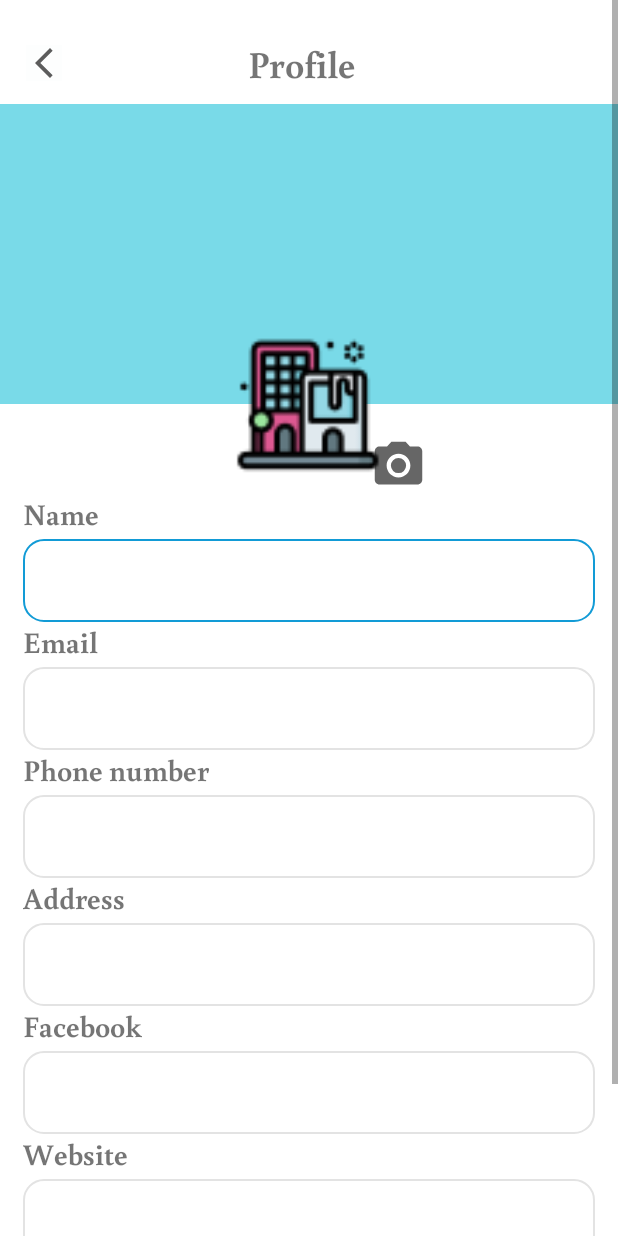
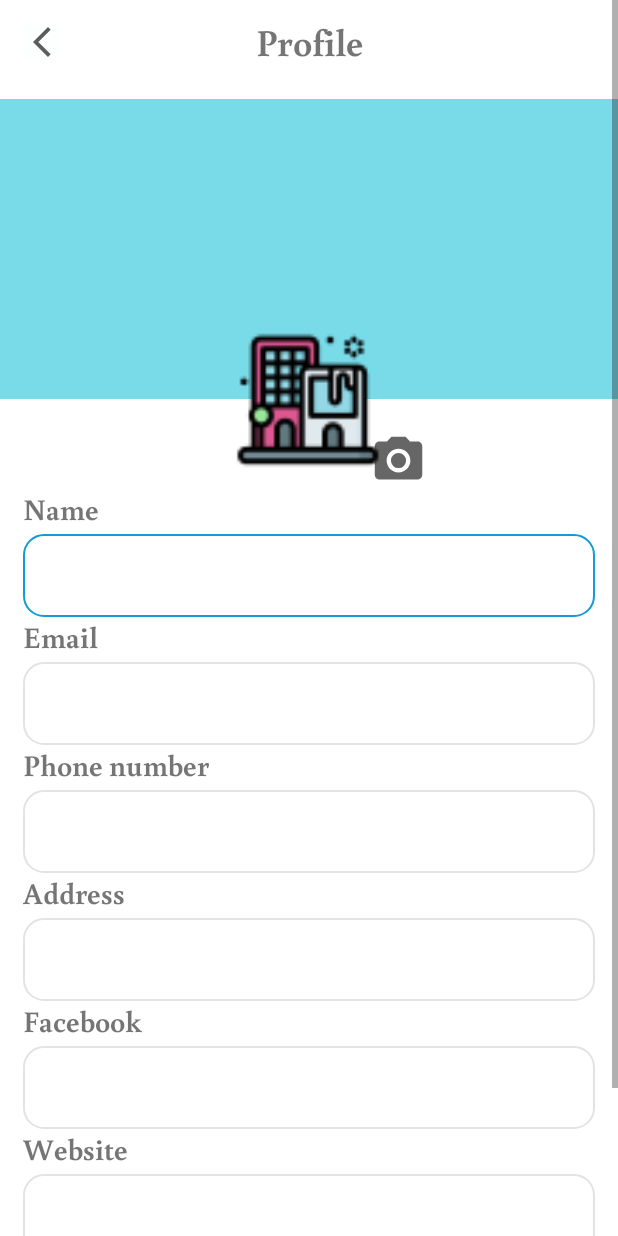
Before and after one commit to hungmai2411/UitTripPartner, an Android app: the EditPartnerProfileActivity screen opened directly, with no data from a screen before it, on a phone screen of 412 x 824 dp. Run offline under Robolectric (Android 15) with nearby library versions, the phone set to English and light mode, and no system bars; our stand-ins replace Firebase (no records; nobody signed in at launch, a user with empty details on screens opened directly); libraries missing offline, so code that uses them is left out: vn.thanguit.toastperfect.

Commit message:
fix edit partner's profile

```diff
--- a/app/src/main/res/layout/activity_edit_partner_profile.xml
+++ b/app/src/main/res/layout/activity_edit_partner_profile.xml
@@ -9,37 +9,22 @@
         android:layout_height="match_parent"
         tools:context=".activities.EditPartnerProfileActivity"
         android:orientation="vertical">
-        <LinearLayout
-            android:weightSum="2"
+        <androidx.appcompat.widget.Toolbar
             android:layout_width="match_parent"
-            android:layout_height="wrap_content"
-            android:orientation="horizontal">
-            <LinearLayout
-                android:layout_weight="1.2"
-                android:layout_width="match_parent"
-                android:layout_height="wrap_content"
-                android:orientation="vertical">
+            android:layout_height="wrap_content">
             <ImageButton
-                    android:layout_marginLeft="17dp"
-                    android:layout_marginTop="30dp"
+                android:src="@drawable/ic_action_back"
                 android:background="@color/background"
-                    android:src="@drawable/ic_action_back"
                 android:layout_width="wrap_content"
                 android:layout_height="wrap_content"/>
-            </LinearLayout>
-            <LinearLayout
-                android:layout_weight="1"
-                android:layout_width="match_parent"
-                android:layout_height="wrap_content">
             <TextView
-                    android:layout_marginTop="25dp"
+                android:fontFamily="@font/buenard_bold"
                 android:textSize="25sp"
+                android:text="Profile"
+                android:layout_gravity="center"
                 android:layout_width="wrap_content"
-                    android:layout_height="wrap_content"
-                    android:fontFamily="@font/buenard_bold"
-                    android:text="Profile" />
-            </LinearLayout>
-        </LinearLayout>
+                android:layout_height="wrap_content"/>
+        </androidx.appcompat.widget.Toolbar>
         <RelativeLayout
             android:id="@+id/imgCover"
             android:layout_marginTop="10dp"
```
Also changed, not shown: app/src/main/java/com/uittrippartner/activities/EditPartnerProfileActivity.java (+20 -1 lines). Lines whose indentation alone changed are shown as unchanged.
